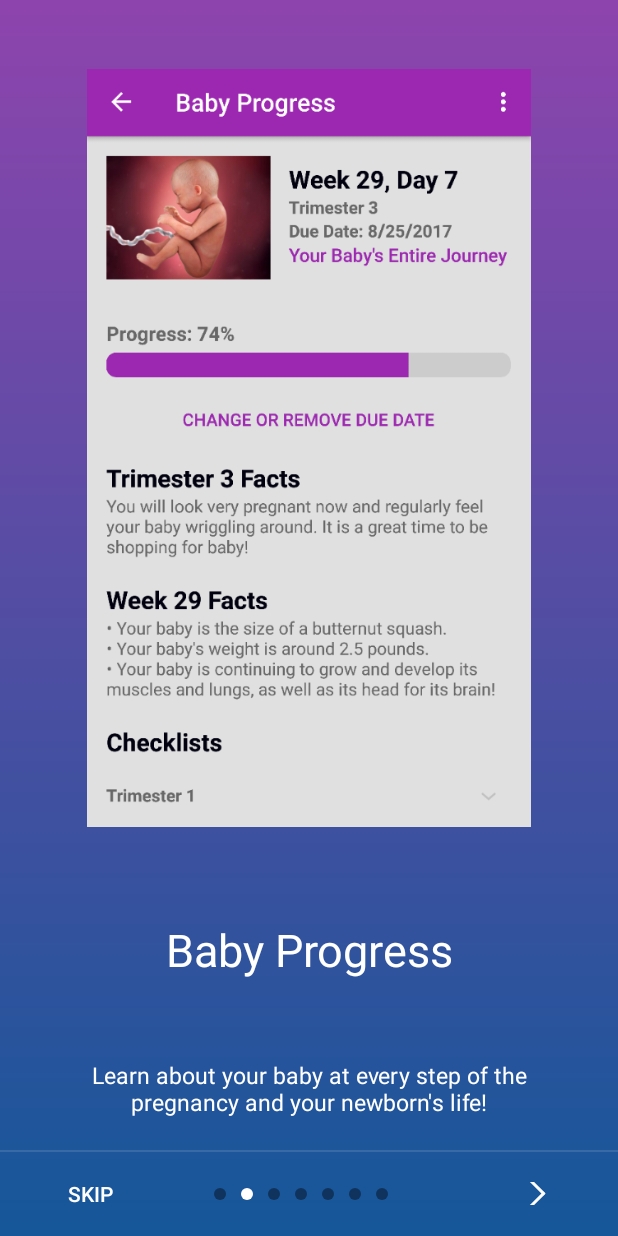
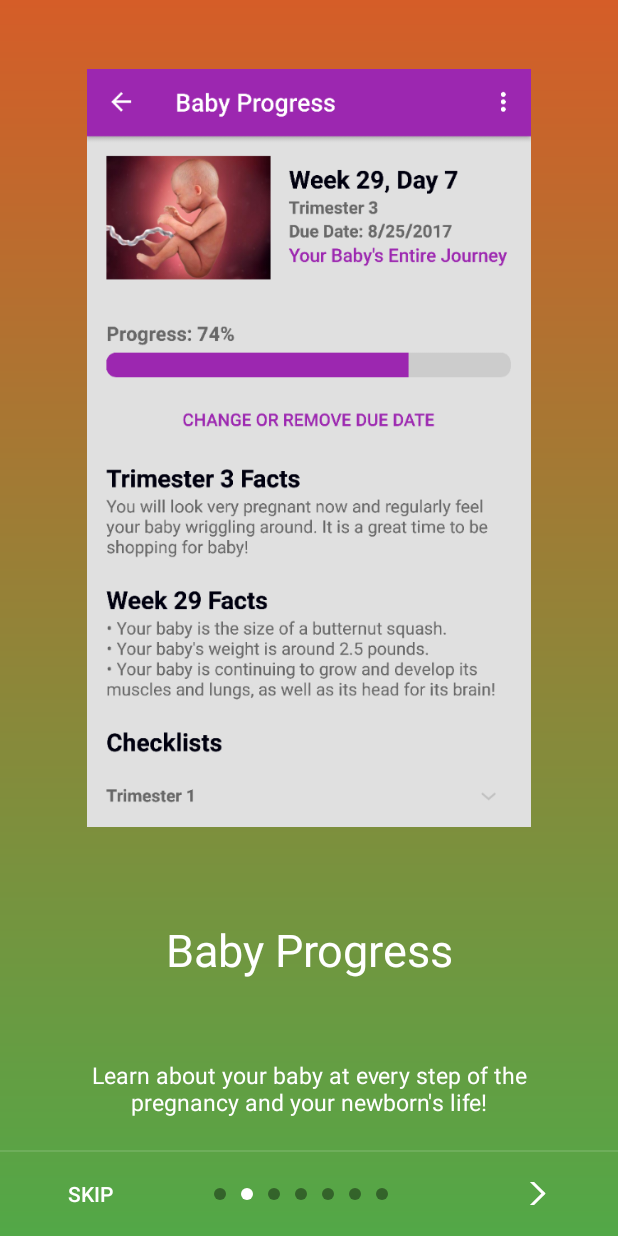
Before and after one commit to ahtakle/Project-Ina-Android, an Android app: the screen it shows after launch (Tutorial), after a tap on an icon or button, on a phone screen of 412 x 824 dp. Run offline under Robolectric (Android 15) with nearby library versions, the phone set to English and light mode, and no system bars.

Commit message:
Change colors and banner image

```diff
--- a/app/src/main/res/values/colors.xml
+++ b/app/src/main/res/values/colors.xml
@@ -12,12 +12,12 @@
     <color name="background">#982649</color>-->
 
 
-    <color name="colorPrimary">#9c27b0</color>
-    <color name="background">#e0e0e0</color>
+    <color name="colorPrimary">#f9a212</color>
+    <color name="background">#ffffff</color>
     <color name="colorButtons">#DDDDDD</color>
-    <color name="colorAccent">#69EFAD</color>
-    <color name="colorPrimaryDark">#6a0080</color>
-    <color name="colorPrimaryLight">#d05ce3</color>
+    <color name="colorAccent">#D55D28</color>
+    <color name="colorPrimaryDark">#588D3F</color>
+    <color name="colorPrimaryLight">#52A847</color>
     <color name="colorText">#FFFFFF</color>
     <color name="colorTextDark">#000000</color>
 
@@ -33,14 +33,14 @@
     <color name="blue">#9999FF</color>
     <color name="yellow">#CCCC00</color>
 
-    <color name="tutorial1">#c0392b</color>
-    <color name="tutorial2">#8e44ad</color>
-    <color name="tutorial3">#155799</color>
-    <color name="tutorial4">#159957</color>
-    <color name="tutorial5">#FF8235</color>
-    <color name="tutorial6">#30E8BF</color>
-    <color name="tutorial7">#C33764</color>
-    <color name="tutorial8">#1D2671</color>
+    <color name="tutorial1">#f9a212</color>
+    <color name="tutorial2">#D55D28</color>
+    <color name="tutorial3">#52A847</color>
+    <color name="tutorial4">#588D3F</color>
+    <color name="tutorial5">#f9a212</color>
+    <color name="tutorial6">#D55D28</color>
+    <color name="tutorial7">#52A847</color>
+    <color name="tutorial8">#588D3F</color>
 
     <color name="duedate1">#FF5F6D</color>
     <color name="duedate2">#FFC371</color>
```
Also changed, not shown: app/src/main/res/layout/activity_home.xml (+1 -13 lines), app/src/main/res/drawable/main_banner.jpg (added), app/src/main/res/drawable/pregnant_woman.jpg (deleted).
